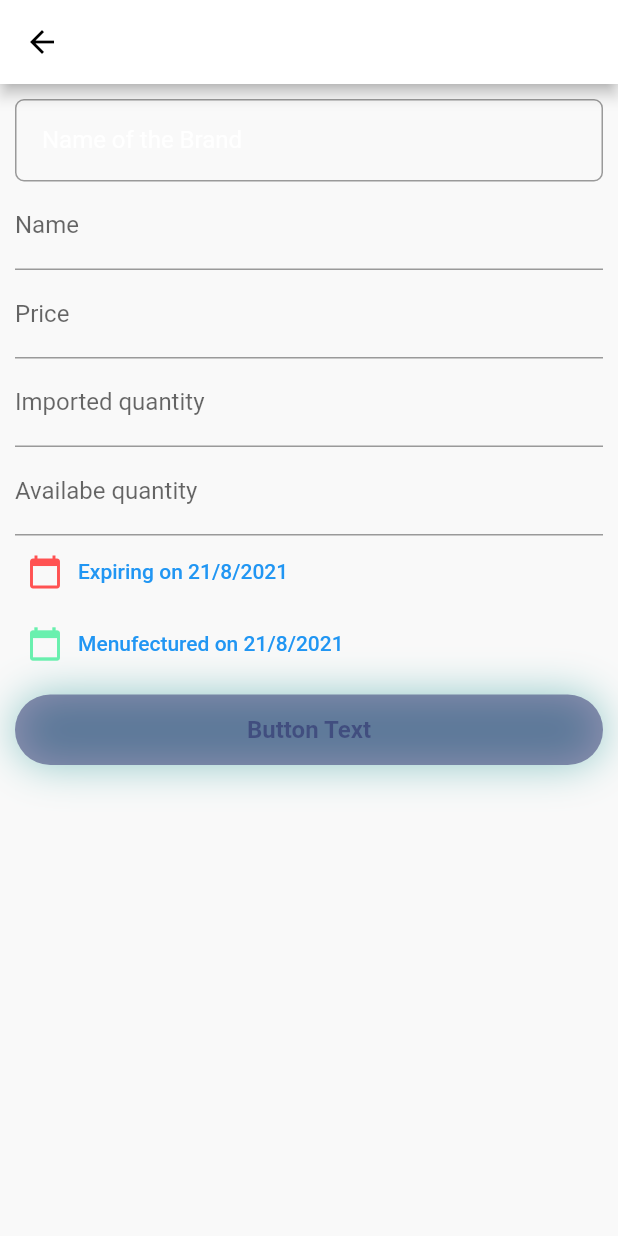
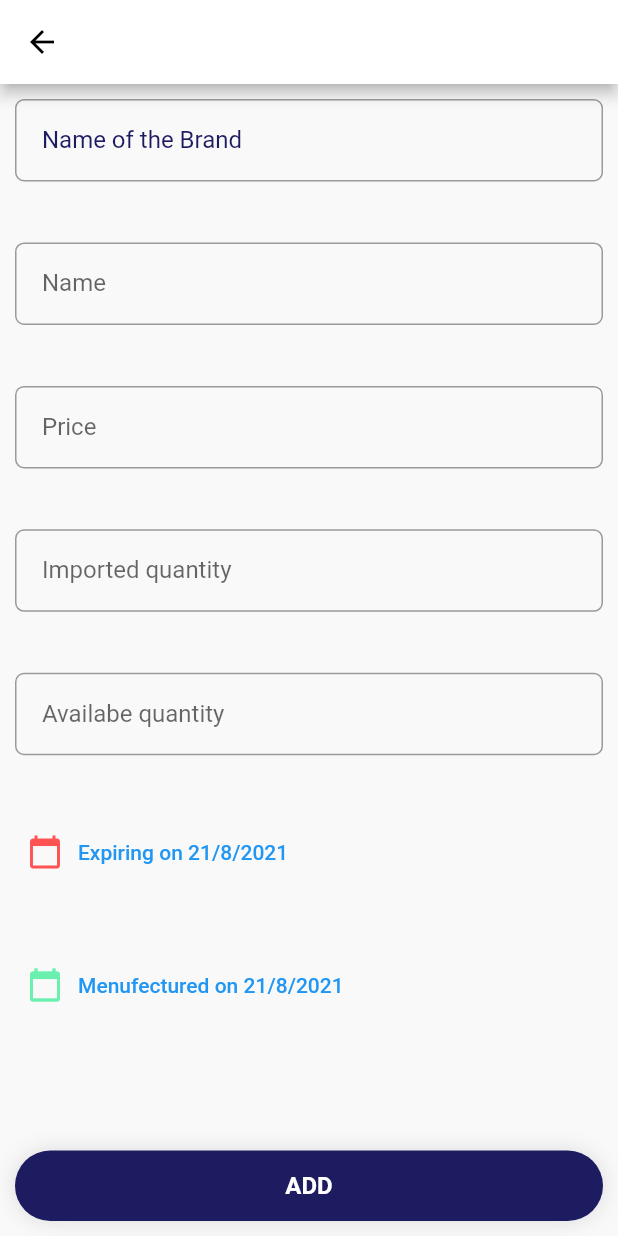
Before and after one commit to Dparmar006/med-box-app, a Flutter app: the screen it shows after launch, after a tap on the "add" icon, on a phone screen of 412 x 824 dp. Run offline on Flutter 3.47's test engine with Material 2 defaults, Android fonts, the phone set to English and light mode, and no system bars; network calls fail.

Commit message:
NEXT: Page route passing medicineId to retrive medicine details

```diff
--- a/lib/constants/decoration.dart
+++ b/lib/constants/decoration.dart
@@ -5,6 +5,8 @@ class Constants {
 
   static const ragulerText = TextStyle(
       color: Color(0x771E1C61), fontSize: 16, fontWeight: FontWeight.bold);
+  static const ragulerWhiteText = TextStyle(
+      color: Color(0xffffffff), fontSize: 16, fontWeight: FontWeight.bold);
 
   static const ragulerDangerText = TextStyle(
       color: Color(0xFFEF5350), fontSize: 16, fontWeight: FontWeight.bold);
@@ -27,7 +29,12 @@ class Constants {
     fontSize: 26,
     fontWeight: FontWeight.bold,
   );
-// DATE
 
-  // static const monthYear = ;
+// INPUT
+  static var defaultInput = InputDecoration(
+    border: OutlineInputBorder(borderRadius: BorderRadius.circular(6)),
+    contentPadding: EdgeInsets.all(18),
+    labelStyle: TextStyle(color: Color(0x771E1C61)),
+    hintStyle: TextStyle(color: Color(0x771E1C61)),
+  );
 }
--- a/lib/helper/api_manager.dart
+++ b/lib/helper/api_manager.dart
@@ -39,11 +39,11 @@ class ApiManager {
     }
   }
 
-  Future<Medicines> getMedicineDetail() async {
+  Future<Medicines> getMedicineDetail(String medicineId) async {
     Medicines medicine;
     try {
       var response = await apiClient.get(
-        Uri.parse("${Api.baseUrl}/medicines/611e70a4f5943b0016d4d315"),
+        Uri.parse("${Api.baseUrl}/medicines/$medicineId"),
       );
       if (response.statusCode == 200) {
         print(
--- a/lib/main.dart
+++ b/lib/main.dart
@@ -12,7 +12,7 @@ class MyApp extends StatelessWidget {
       title: 'MedBox',
       theme: ThemeData(
         primaryColor: Color(0xffffffff),
-        accentColor: Color(0x771E1C61),
+        accentColor: Color(0xff1E1C61),
         scaffoldBackgroundColor: Color(0xffF9F9F9),
       ),
       home: Home(),
--- a/lib/screens/AddMedicine.dart
+++ b/lib/screens/AddMedicine.dart
@@ -47,6 +47,7 @@ class _AddMedicineState extends State<AddMedicine> {
     name.dispose();
     importedQuantity.dispose();
     availabeQuantity.dispose();
+    price.dispose();
     super.dispose();
   }
 
@@ -82,11 +83,10 @@ class _AddMedicineState extends State<AddMedicine> {
         ),
       ),
       body: SafeArea(
-          child: Padding(
-        padding: const EdgeInsets.all(10.0),
-        child: Column(
-          children: [
-            Column(
+        child: Padding(
+          padding: const EdgeInsets.all(10.0),
+          child: Container(
+            child: Column(
               mainAxisAlignment: MainAxisAlignment.spaceBetween,
               children: [
                 TextField(
@@ -97,21 +97,28 @@ class _AddMedicineState extends State<AddMedicine> {
                     border: OutlineInputBorder(
                       borderRadius: BorderRadius.circular(6),
                     ),
-                    labelStyle:
-                        TextStyle(color: Theme.of(context).primaryColor),
-                    hintStyle: TextStyle(color: Theme.of(context).primaryColor),
+                    labelStyle: TextStyle(color: Theme.of(context).accentColor),
+                    hintStyle: TextStyle(color: Theme.of(context).accentColor),
                   ),
                 ),
                 TextField(
                   controller: name,
                   decoration: InputDecoration(
                     labelText: "Name",
+                    contentPadding: EdgeInsets.all(18),
+                    border: OutlineInputBorder(
+                      borderRadius: BorderRadius.circular(6),
+                    ),
                   ),
                 ),
                 TextField(
                   controller: price,
                   decoration: InputDecoration(
                     labelText: "Price",
+                    contentPadding: EdgeInsets.all(18),
+                    border: OutlineInputBorder(
+                      borderRadius: BorderRadius.circular(6),
+                    ),
                   ),
                   keyboardType: TextInputType.number,
                 ),
@@ -119,6 +126,10 @@ class _AddMedicineState extends State<AddMedicine> {
                   controller: importedQuantity,
                   decoration: InputDecoration(
                     labelText: "Imported quantity",
+                    contentPadding: EdgeInsets.all(18),
+                    border: OutlineInputBorder(
+                      borderRadius: BorderRadius.circular(6),
+                    ),
                   ),
                   keyboardType: TextInputType.number,
                 ),
@@ -126,6 +137,10 @@ class _AddMedicineState extends State<AddMedicine> {
                   controller: availabeQuantity,
                   decoration: InputDecoration(
                     labelText: "Availabe quantity",
+                    contentPadding: EdgeInsets.all(18),
+                    border: OutlineInputBorder(
+                      borderRadius: BorderRadius.circular(6),
+                    ),
                   ),
                   keyboardType: TextInputType.number,
                 ),
@@ -157,15 +172,16 @@ class _AddMedicineState extends State<AddMedicine> {
                     ],
                   ),
                 ),
-                SizedBox(height: 10),
+                SizedBox(height: 5),
                 CustomButton(
                   onPressed: () => addMedicine(),
+                  title: 'ADD',
                 ),
               ],
             ),
-          ],
+          ),
         ),
-      )),
+      ),
     );
   }
 }
--- a/lib/screens/Home.dart
+++ b/lib/screens/Home.dart
@@ -15,7 +15,7 @@ class Home extends StatefulWidget {
 class _HomeState extends State<Home> {
   List<Medicines> _medicineModel;
   bool _loading = true;
-
+  final String medicineId = '';
   @override
   void initState() {
     getMedicines();
@@ -38,40 +38,41 @@ class _HomeState extends State<Home> {
         ),
         floatingActionButton: FloatingActionButton(
           child: Icon(Icons.add),
-          // label: Text('Add'),
-
           onPressed: () => {
             Navigator.push(
               context,
-              MaterialPageRoute(
-                  builder: (BuildContext context) => AddMedicine()),
+              MaterialPageRoute(builder: (context) => AddMedicine()),
             ),
           },
         ),
         body: SafeArea(
-          child: GestureDetector(
-            onTap: () => {
-              Navigator.push(context,
-                  MaterialPageRoute(builder: (context) => MedicneDetail()))
-            },
           child: Container(
-                // padding: EdgeInsets.all(10),
               child: !_loading
                   ? ListView.builder(
                       itemCount: _medicineModel.length,
                       itemBuilder: (context, index) {
-                          return Medicine(
+                        return GestureDetector(
+                          onTap: () => {
+                            Navigator.push(
+                              context,
+                              MaterialPageRoute(
+                                  builder: (context) => MedicneDetail(),
+                                  settings: RouteSettings(
+                                      arguments: _medicineModel[index].id)),
+                            )
+                          },
+                          child: Medicine(
                             name: _medicineModel[index].name,
                             brandName: _medicineModel[index].brandName,
                             price: _medicineModel[index].price,
                             expDate: _medicineModel[index].expDate,
+                          ),
                         );
                       },
                     )
                   : Center(
                       child: CircularProgressIndicator(),
                     )),
-          ),
         ));
   }
 }
--- a/lib/screens/MedicineDetail.dart
+++ b/lib/screens/MedicineDetail.dart
@@ -3,8 +3,6 @@ import 'package:intl/intl.dart';
 import 'package:med_box/constants/decoration.dart';
 import 'package:med_box/helper/api_manager.dart';
 import 'package:med_box/models/medicines.dart';
-import 'package:med_box/widgets/MedicineDetail.dart';
-import 'package:med_box/widgets/MedicineInfo.dart';
 
 class MedicneDetail extends StatefulWidget {
   const MedicneDetail({Key key}) : super(key: key);
@@ -16,6 +14,7 @@ class MedicneDetail extends StatefulWidget {
 class _MedicneDetailState extends State<MedicneDetail> {
   Medicines _medicine;
   bool _loading = true;
+  String medicineId;
 
   @override
   void initState() {
@@ -25,7 +24,6 @@ class _MedicneDetailState extends State<MedicneDetail> {
 
   Future<void> getMedicinesDetails() async {
     _medicine = await ApiManager().getMedicineDetail();
-    print(_medicine);
     setState(() {
       _loading = false;
     });
@@ -33,6 +31,8 @@ class _MedicneDetailState extends State<MedicneDetail> {
 
   @override
   Widget build(BuildContext context) {
+    // medicineId = ModalRoute.of(context).settings.arguments as String;
+
     return Scaffold(
       // appBar: AppBar(
       //   title: Text(_medicine == null ? '' : _medicine.name),
--- a/lib/widgets/CustomButton.dart
+++ b/lib/widgets/CustomButton.dart
@@ -3,7 +3,8 @@ import 'package:med_box/constants/decoration.dart';
 
 class CustomButton extends StatelessWidget {
   final onPressed;
-  const CustomButton({Key key, this.onPressed}) : super(key: key);
+  final String title;
+  const CustomButton({Key key, this.onPressed, this.title}) : super(key: key);
 
   @override
   Widget build(BuildContext context) {
@@ -14,16 +15,11 @@ class CustomButton extends StatelessWidget {
           width: double.infinity,
           padding: EdgeInsets.symmetric(vertical: 14, horizontal: 30),
           decoration: BoxDecoration(
-              color: Theme.of(context).accentColor,
-              borderRadius: BorderRadius.circular(32),
-              boxShadow: [
-                new BoxShadow(
-                  color: Color(0x88329D9C),
-                  blurRadius: 24,
-                )
-              ]),
-          child:
-              Center(child: Text('Button Text', style: Constants.ragulerText)),
+            boxShadow: [BoxShadow(color: Colors.black12, blurRadius: 12)],
+            color: Theme.of(context).accentColor,
+            borderRadius: BorderRadius.circular(32),
+          ),
+          child: Center(child: Text(title, style: Constants.ragulerWhiteText)),
         ),
       ),
     );
--- a/lib/widgets/MedicineInfo.dart
+++ b/lib/widgets/MedicineInfo.dart
@@ -1,4 +1,5 @@
 import 'package:flutter/material.dart';
+import 'package:intl/intl.dart';
 import 'package:med_box/constants/decoration.dart';
 
 class Medicine extends StatelessWidget {
@@ -29,7 +30,8 @@ class Medicine extends StatelessWidget {
           SizedBox(height: 5),
           Text(brandName, style: Constants.subtleText),
           Text('$price', style: Constants.subtleText),
-          Text('Expiring on ${expDate.day}/${expDate.month}/${expDate.year}',
+          Text(
+              'Expiring on ${DateFormat('MMMM').format(expDate)} ${expDate.year}',
               style: Constants.subtleText),
         ],
       ),
```
Lines whose indentation alone changed are shown as unchanged.
